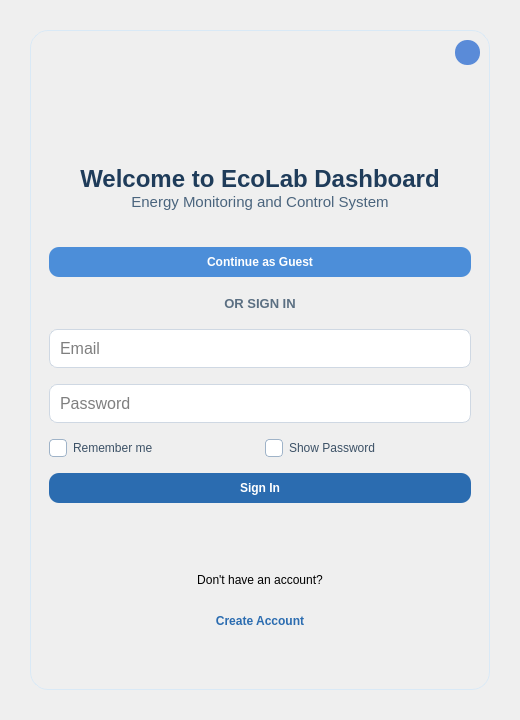
Old version of the form file ui/loginpage.ui in the repository KevinAR-18/EcoLab-Dashboard.
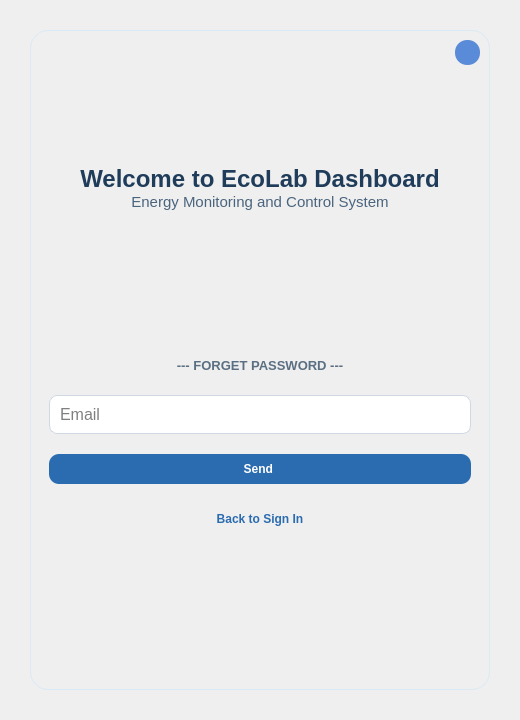
New version of the form. The open tabs and pages were chosen to show the change. Icons and pictures are not drawn.

Commit message: feat: Implement forgot password functionality and enhance admin role management

Diff of the .ui file:
```diff
--- a/file ui/loginpage.ui
+++ b/file ui/loginpage.ui
@@ -79,7 +79,7 @@
 
 /* PRIMARY */
 
-#signinButton,#signupButton{
+#signinButton,#signupButton,#sendResetEmailBtn{
 background-color:#2b6cb0;
 color:white;
 }
@@ -113,7 +113,7 @@
 
 /* OR LABEL */
 
-#orLabel{
+#orLabel,#forgotPasswordTitle,#signup_label{
 font-size:10pt;
 font-weight:bold;
 color:#5b6f82;
@@ -121,7 +121,7 @@
 
 /* LINK BUTTON */
 
-#goto_signuppage,#goto_signinpage{
+#goto_signuppage,#goto_signinpage,#backToSigninFromForgotBtn,#goto_forgot_password{
 background:transparent;
 color:#2b6cb0;
 border:none;
@@ -378,7 +378,7 @@
          <widget class="QWidget" name="page_signin">
           <layout class="QVBoxLayout" name="verticalLayout_3">
            <property name="spacing">
-            <number>10</number>
+            <number>16</number>
            </property>
            <property name="topMargin">
             <number>30</number>
@@ -694,6 +694,56 @@
            </item>
           </layout>
          </widget>
+         <widget class="QWidget" name="page_forgot_password">
+          <layout class="QVBoxLayout" name="verticalLayout_5">
+           <property name="leftMargin">
+            <number>9</number>
+           </property>
+           <property name="topMargin">
+            <number>130</number>
+           </property>
+           <property name="bottomMargin">
+            <number>130</number>
+           </property>
+           <item>
+            <widget class="QLabel" name="forgotPasswordTitle">
+             <property name="maximumSize">
+              <size>
+               <width>16777215</width>
+               <height>20</height>
+              </size>
+             </property>
+             <property name="text">
+              <string>--- FORGET PASSWORD ---</string>
+             </property>
+             <property name="alignment">
+              <set>Qt::AlignmentFlag::AlignCenter</set>
+             </property>
+            </widget>
+           </item>
+           <item>
+            <widget class="QLineEdit" name="forgotPasswordEmailInput">
+             <property name="placeholderText">
+              <string>Email</string>
+             </property>
+            </widget>
+           </item>
+           <item>
+            <widget class="QPushButton" name="sendResetEmailBtn">
+             <property name="text">
+              <string>Send </string>
+             </property>
+            </widget>
+           </item>
+           <item>
+            <widget class="QPushButton" name="backToSigninFromForgotBtn">
+             <property name="text">
+              <string>Back to Sign In</string>
+             </property>
+            </widget>
+           </item>
+          </layout>
+         </widget>
         </widget>
        </item>
       </layout>
```
Left out of the diff: 27 changed lines with no effect on the pictures. The commit also changes 11 other files.
